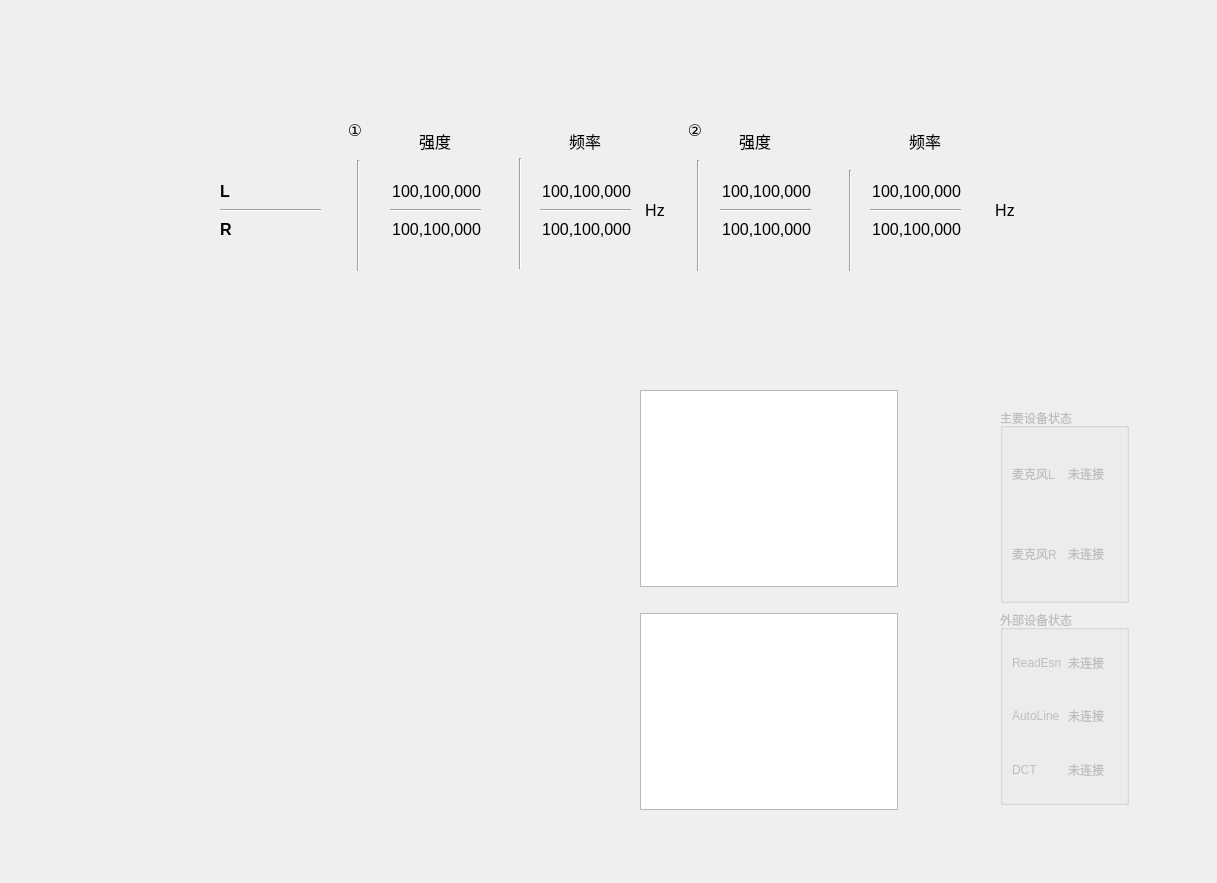
YeeeeRQ/SpeakerTest, file TempForm.ui: the form before one commit.
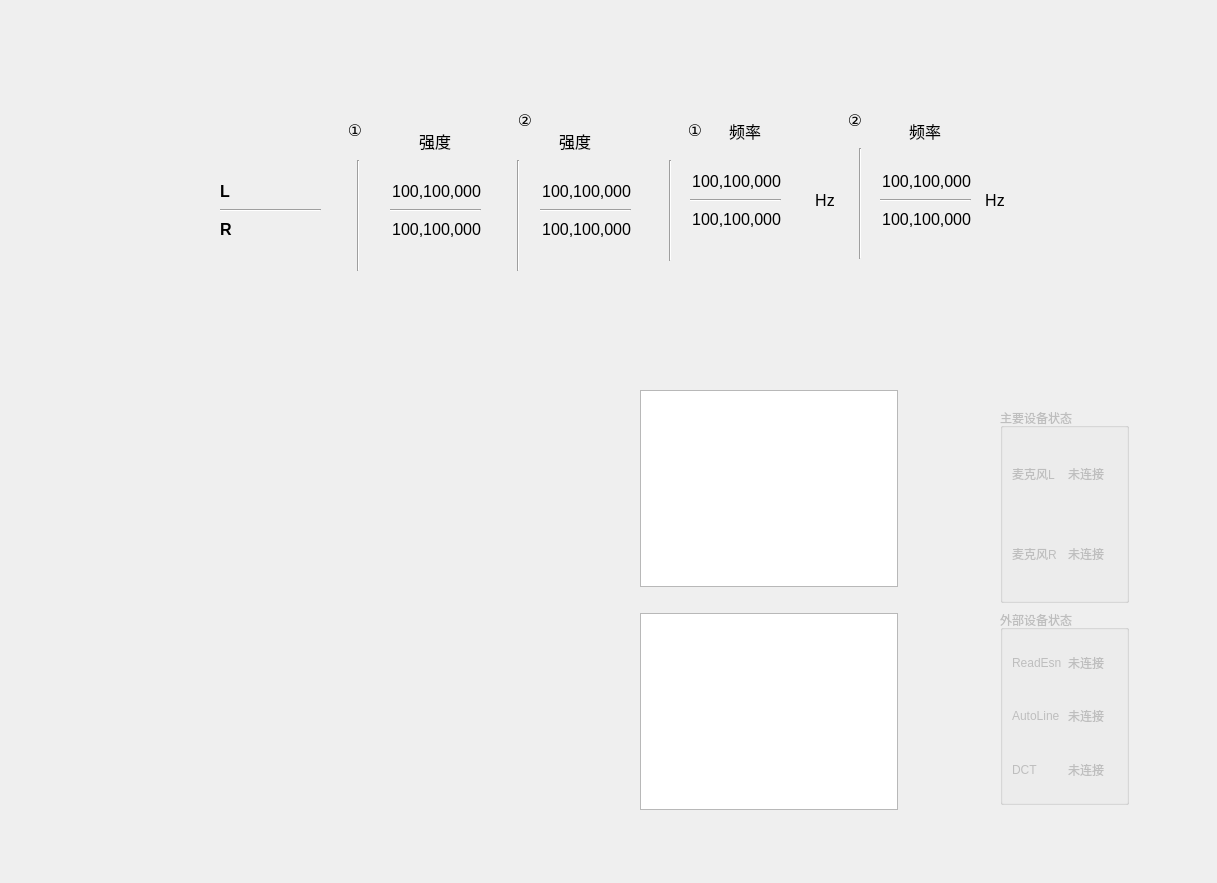
The form after the commit.

```diff
--- a/TempForm.ui
+++ b/TempForm.ui
@@ -230,7 +230,7 @@
   <widget class="Line" name="line_10">
    <property name="geometry">
     <rect>
-     <x>690</x>
+     <x>510</x>
      <y>160</y>
      <width>16</width>
      <height>111</height>
@@ -288,8 +288,8 @@
   <widget class="Line" name="line_6">
    <property name="geometry">
     <rect>
-     <x>840</x>
-     <y>170</y>
+     <x>660</x>
+     <y>160</y>
      <width>20</width>
      <height>101</height>
     </rect>
@@ -301,8 +301,8 @@
   <widget class="QLabel" name="label_17">
    <property name="geometry">
     <rect>
-     <x>900</x>
-     <y>120</y>
+     <x>720</x>
+     <y>110</y>
      <width>50</width>
      <height>41</height>
     </rect>
@@ -328,8 +328,8 @@
   <widget class="QLabel" name="label_10">
    <property name="geometry">
     <rect>
-     <x>980</x>
-     <y>190</y>
+     <x>800</x>
+     <y>180</y>
      <width>50</width>
      <height>41</height>
     </rect>
@@ -355,8 +355,8 @@
   <widget class="QLabel" name="label_13">
    <property name="geometry">
     <rect>
-     <x>560</x>
-     <y>120</y>
+     <x>900</x>
+     <y>110</y>
      <width>50</width>
      <height>41</height>
     </rect>
@@ -382,8 +382,8 @@
   <widget class="Line" name="line_9">
    <property name="geometry">
     <rect>
-     <x>510</x>
-     <y>158</y>
+     <x>850</x>
+     <y>148</y>
      <width>20</width>
      <height>111</height>
     </rect>
@@ -395,8 +395,8 @@
   <widget class="QWidget" name="layoutWidget_3">
    <property name="geometry">
     <rect>
-     <x>540</x>
-     <y>180</y>
+     <x>880</x>
+     <y>170</y>
      <width>91</width>
      <height>61</height>
     </rect>
@@ -446,8 +446,8 @@
   <widget class="QLabel" name="label_18">
    <property name="geometry">
     <rect>
-     <x>670</x>
-     <y>110</y>
+     <x>830</x>
+     <y>100</y>
      <width>50</width>
      <height>41</height>
     </rect>
@@ -473,8 +473,8 @@
   <widget class="QWidget" name="layoutWidget_4">
    <property name="geometry">
     <rect>
-     <x>870</x>
-     <y>180</y>
+     <x>690</x>
+     <y>170</y>
      <width>91</width>
      <height>61</height>
     </rect>
@@ -524,7 +524,7 @@
   <widget class="QLabel" name="label_19">
    <property name="geometry">
     <rect>
-     <x>730</x>
+     <x>550</x>
      <y>120</y>
      <width>50</width>
      <height>41</height>
@@ -551,8 +551,8 @@
   <widget class="QLabel" name="label_9">
    <property name="geometry">
     <rect>
-     <x>630</x>
-     <y>190</y>
+     <x>970</x>
+     <y>180</y>
      <width>50</width>
      <height>41</height>
     </rect>
@@ -578,7 +578,7 @@
   <widget class="QWidget" name="layoutWidget_5">
    <property name="geometry">
     <rect>
-     <x>720</x>
+     <x>540</x>
      <y>180</y>
      <width>91</width>
      <height>61</height>
@@ -704,6 +704,60 @@
     <set>Qt::AlignCenter</set>
    </property>
   </widget>
+  <widget class="QLabel" name="label_22">
+   <property name="geometry">
+    <rect>
+     <x>670</x>
+     <y>110</y>
+     <width>50</width>
+     <height>41</height>
+    </rect>
+   </property>
+   <property name="minimumSize">
+    <size>
+     <width>50</width>
+     <height>0</height>
+    </size>
+   </property>
+   <property name="font">
+    <font>
+     <pointsize>12</pointsize>
+    </font>
+   </property>
+   <property name="text">
+    <string>①</string>
+   </property>
+   <property name="alignment">
+    <set>Qt::AlignCenter</set>
+   </property>
+  </widget>
+  <widget class="QLabel" name="label_23">
+   <property name="geometry">
+    <rect>
+     <x>500</x>
+     <y>100</y>
+     <width>50</width>
+     <height>41</height>
+    </rect>
+   </property>
+   <property name="minimumSize">
+    <size>
+     <width>50</width>
+     <height>0</height>
+    </size>
+   </property>
+   <property name="font">
+    <font>
+     <pointsize>12</pointsize>
+    </font>
+   </property>
+   <property name="text">
+    <string>②</string>
+   </property>
+   <property name="alignment">
+    <set>Qt::AlignCenter</set>
+   </property>
+  </widget>
  </widget>
  <resources/>
  <connections/>
```
